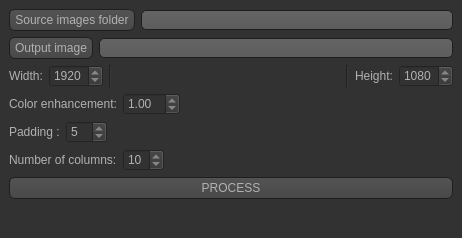
kthod861/Boxart_Project, file Pyinstaller_MakeGrid/Lib/Demo.ui: the form before one commit.
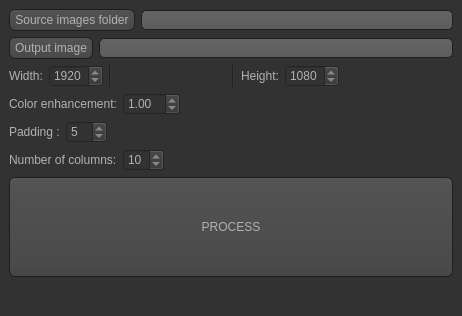
The form after the commit. Icons and pictures are not drawn.

Patch:
```diff
--- a/Pyinstaller_MakeGrid/Lib/Demo.ui
+++ b/Pyinstaller_MakeGrid/Lib/Demo.ui
@@ -7,7 +7,7 @@
     <x>0</x>
     <y>0</y>
     <width>462</width>
-    <height>238</height>
+    <height>316</height>
    </rect>
   </property>
   <property name="sizePolicy">
@@ -576,6 +576,19 @@
         </property>
        </widget>
       </item>
+      <item>
+       <spacer name="horizontalSpacer_5">
+        <property name="orientation">
+         <enum>Qt::Horizontal</enum>
+        </property>
+        <property name="sizeHint" stdset="0">
+         <size>
+          <width>40</width>
+          <height>20</height>
+         </size>
+        </property>
+       </spacer>
+      </item>
      </layout>
     </item>
     <item>
@@ -673,6 +686,12 @@
     </item>
     <item>
      <widget class="QPushButton" name="bt_yay">
+      <property name="minimumSize">
+       <size>
+        <width>0</width>
+        <height>100</height>
+       </size>
+      </property>
       <property name="text">
        <string>PROCESS</string>
       </property>
```
